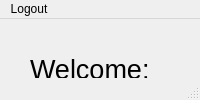
Qt form interface/admin_ui.ui (BorissowT/BusBase) before a commit.
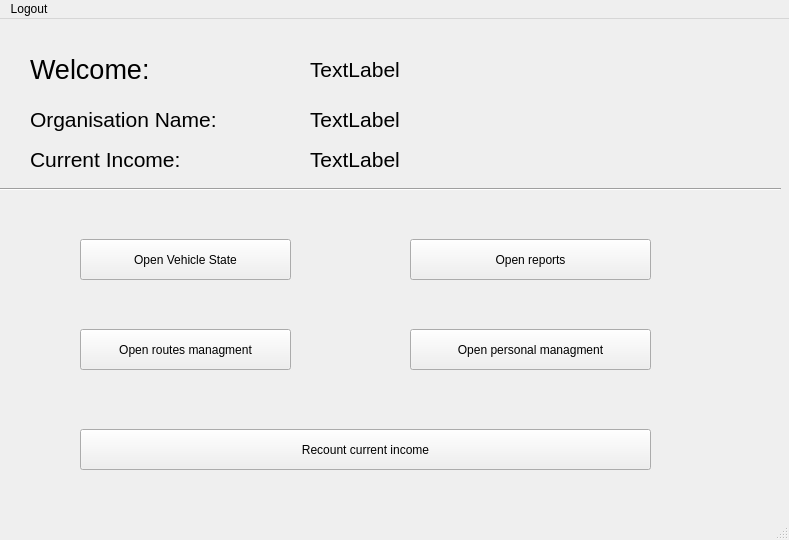
The same form after that commit. Icons and pictures are not drawn.

Diff of the .ui file:
```diff
--- a/interface/admin_ui.ui
+++ b/interface/admin_ui.ui
@@ -2,6 +2,14 @@
 <ui version="4.0">
  <class>MainWindow</class>
  <widget class="QMainWindow" name="MainWindow">
+  <property name="geometry">
+   <rect>
+    <x>0</x>
+    <y>0</y>
+    <width>789</width>
+    <height>540</height>
+   </rect>
+  </property>
   <property name="windowTitle">
    <string>MainWindow</string>
   </property>
@@ -19,19 +27,6 @@
      <string>Open personal managment</string>
     </property>
    </widget>
-   <widget class="QPushButton" name="button_routes_interface">
-    <property name="geometry">
-     <rect>
-      <x>410</x>
-      <y>220</y>
-      <width>241</width>
-      <height>41</height>
-     </rect>
-    </property>
-    <property name="text">
-     <string>Open routes managment</string>
-    </property>
-   </widget>
    <widget class="QLabel" name="label">
     <property name="geometry">
      <rect>
@@ -126,9 +121,9 @@
    <widget class="QPushButton" name="button_income_recount">
     <property name="geometry">
      <rect>
-      <x>410</x>
+      <x>80</x>
       <y>410</y>
-      <width>241</width>
+      <width>571</width>
       <height>41</height>
      </rect>
     </property>
@@ -214,9 +209,9 @@
    <widget class="QPushButton" name="button_reports_interface">
     <property name="geometry">
      <rect>
-      <x>80</x>
-      <y>410</y>
-      <width>211</width>
+      <x>410</x>
+      <y>220</y>
+      <width>241</width>
       <height>41</height>
      </rect>
     </property>
@@ -230,7 +225,7 @@
     <rect>
      <x>0</x>
      <y>0</y>
-     <width>777</width>
+     <width>789</width>
      <height>21</height>
     </rect>
    </property>
```
